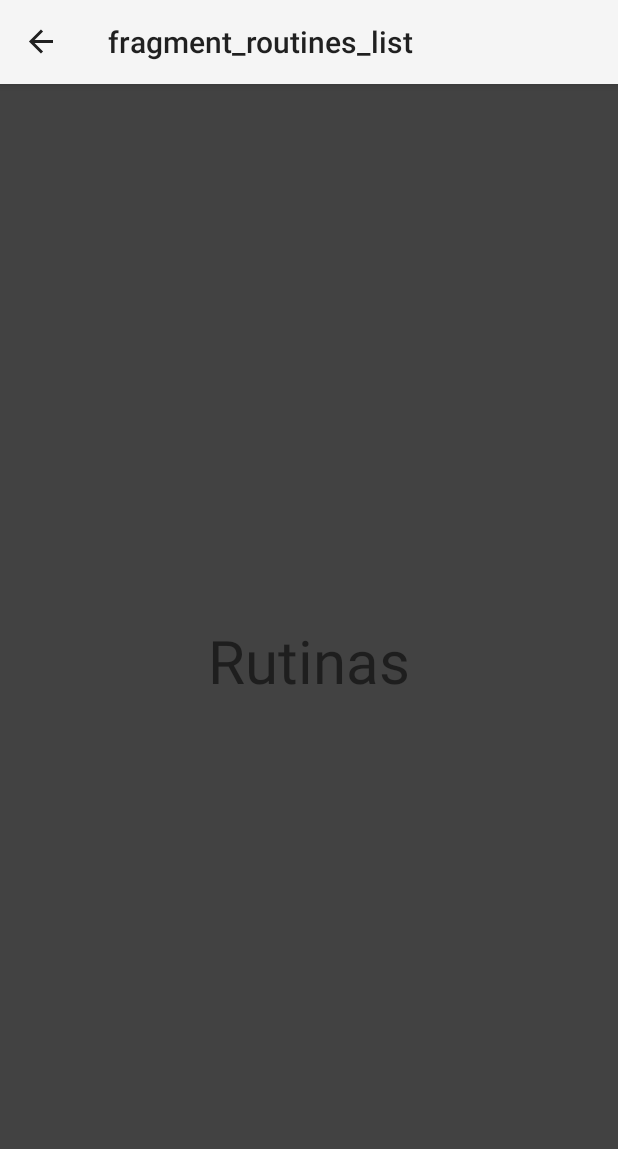
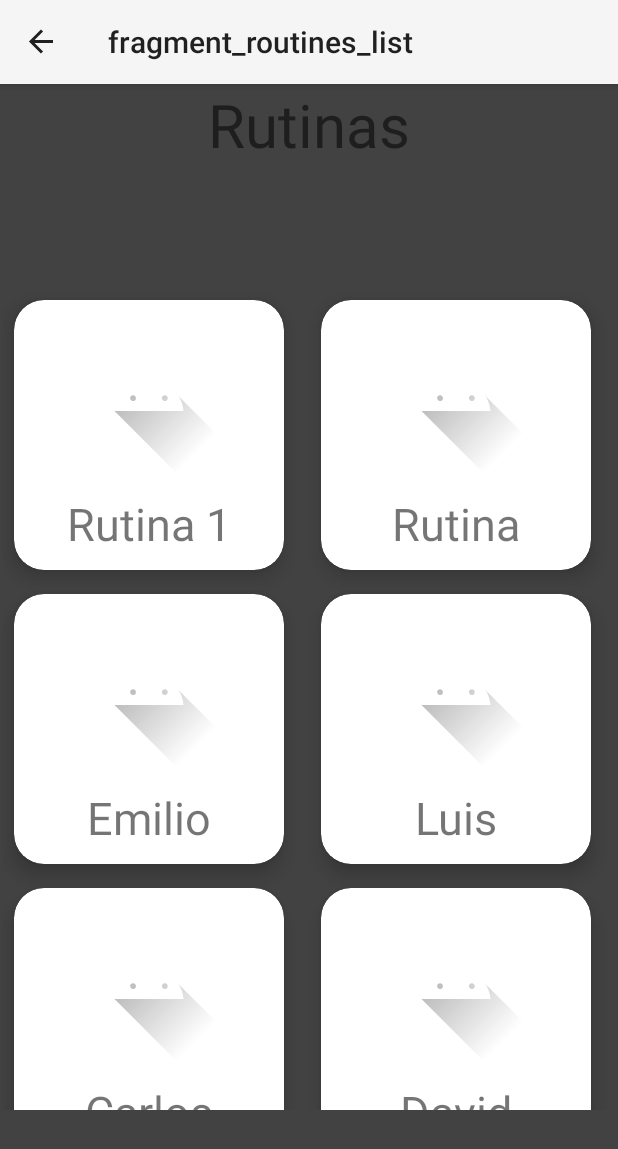
Before and after one commit to andykamin3/AppClientes, an Android app: the RoutinesListFragment screen opened through its navigation route, in the side drawer, after a tap on "Rutinas", on a phone screen of 412 x 824 dp. Shown: the top 1149 px of the screen. Run offline under Robolectric (Android 15) with nearby library versions, the phone set to English and light mode, and no system bars; our stand-ins replace navigation-ui; 1 statement that could not run was skipped.

Commit message:
Agregue recycle view rutinas

```diff
--- a/app/build.gradle
+++ b/app/build.gradle
@@ -1,6 +1,7 @@
 apply plugin: 'com.android.application'
 apply plugin: 'kotlin-android'
 apply plugin: 'kotlin-android-extensions'
+apply plugin: 'androidx.navigation.safeargs'
 
 android {
     compileSdkVersion 29
@@ -32,8 +33,8 @@ dependencies {
     implementation 'androidx.appcompat:appcompat:1.1.0'
     implementation 'androidx.constraintlayout:constraintlayout:1.1.3'
     implementation 'androidx.legacy:legacy-support-v4:1.0.0'
-    implementation 'androidx.navigation:navigation-fragment-ktx:2.2.2'
-    implementation 'androidx.navigation:navigation-ui-ktx:2.2.2'
+    implementation 'androidx.navigation:navigation-fragment-ktx:2.3.0'
+    implementation 'androidx.navigation:navigation-ui-ktx:2.3.0'
     testImplementation 'junit:junit:4.12'
     androidTestImplementation 'androidx.test.ext:junit:1.1.1'
     androidTestImplementation 'androidx.test.espresso:espresso-core:3.2.0'
--- /dev/null
+++ b/app/src/main/java/com/example/appclientes2/Adapters/AdapterRoutine.kt
@@ -0,0 +1,60 @@
+package com.example.appclientes2.Adapters
+
+import android.view.LayoutInflater
+import android.view.View
+import android.view.ViewGroup
+import android.widget.TextView
+import androidx.cardview.widget.CardView
+import androidx.recyclerview.widget.RecyclerView
+import com.example.appclientes2.Entities.Routine
+import com.example.appclientes2.R
+
+class RoutinesListAdapter (private var routinesList: MutableList<Routine>,val adapterOnClick : () -> Unit) : RecyclerView.Adapter<RoutinesListAdapter.RoutineHolder>() {
+
+    companion object {
+
+        private val TAG = "RoutineListAdapter"
+    }
+
+    class RoutineHolder(v: View) : RecyclerView.ViewHolder(v) {
+
+        private var view: View
+
+        init {
+            this.view = v
+        }
+
+        fun bindItems(model: Routine) {
+            val txt: TextView = view.findViewById(R.id.txt_name_item)
+            txt.text = model.name
+            // itemView.imageIv.setImageResource(model.image)
+        }
+
+        fun getCardLayout(): CardView {
+            return view.findViewById(R.id.card_package_item)
+        }
+    }
+
+    override fun onCreateViewHolder(parent: ViewGroup, viewType: Int): RoutineHolder {
+        val view = LayoutInflater.from(parent.context).inflate(R.layout.item_routine, parent, false)
+        return (RoutineHolder(view))
+    }
+
+    override fun getItemCount(): Int {
+        return routinesList.size
+    }
+
+    fun setData(newData: ArrayList<Routine>) {
+        this.routinesList = newData
+        this.notifyDataSetChanged()
+    }
+
+    override fun onBindViewHolder(holder: RoutineHolder, position: Int) {
+        holder.bindItems(routinesList[position])
+        holder.getCardLayout().setOnClickListener {
+            adapterOnClick()
+        }
+
+
+    }
+}
--- a/app/src/main/java/com/example/appclientes2/Entities/Routine.kt
+++ b/app/src/main/java/com/example/appclientes2/Entities/Routine.kt
@@ -1,22 +1,22 @@
 package com.example.appclientes2.Entities
 
-class Routine(name: String, intensify : String, bodyPart: String, professor: String, objective: String, duration: Int, image: String) {
+class Routine(name: String /*intensify : String, bodyPart: String, professor: String, objective: String, duration: Int, image: String*/) {
 
     lateinit var name: String
-    lateinit var intensify: String
+   /* lateinit var intensify: String
     lateinit var bodyPart: String
     lateinit var professor: String
     lateinit var objective: String
-    var duration: Int
+    var duration: Int*/
     lateinit var image: String
 
     init{
         this.name = name
-        this.intensify = intensify
+        /*this.intensify = intensify
         this.bodyPart = bodyPart
         this.professor = professor
         this.objective = objective
-        this.duration = duration
+        this.duration = duration*/
         this.image = image
 
     }
--- a/app/src/main/java/com/example/appclientes2/RoutinesFragments/RoutinesListFragment.kt
+++ b/app/src/main/java/com/example/appclientes2/RoutinesFragments/RoutinesListFragment.kt
@@ -5,15 +5,68 @@ import androidx.fragment.app.Fragment
 import android.view.LayoutInflater
 import android.view.View
 import android.view.ViewGroup
+import androidx.navigation.findNavController
+import androidx.recyclerview.widget.GridLayoutManager
+import androidx.recyclerview.widget.LinearLayoutManager
+import androidx.recyclerview.widget.RecyclerView
+import com.example.appclientes2.Adapters.RoutinesListAdapter
+import com.example.appclientes2.Entities.Routine
 import com.example.appclientes2.R
+import com.google.android.material.snackbar.Snackbar
 
 class RoutinesListFragment : Fragment() {
 
-       override fun onCreateView(
+    lateinit var v : View
+    lateinit var recRoutines : RecyclerView
+
+    var routine: MutableList<Routine> = ArrayList<Routine>()
+
+    private lateinit var routinesListAdapter: RoutinesListAdapter
+    private lateinit var gridLayoutManager : GridLayoutManager
+
+    companion object {
+        fun newInstance() = RoutinesListFragment()
+    }
+
+    override fun onCreateView(
         inflater: LayoutInflater, container: ViewGroup?,
         savedInstanceState: Bundle?
     ): View? {
-        return inflater.inflate(R.layout.fragment_routines_list, container, false)
+        // Inflate the layout for this fragment
+        v = inflater.inflate(R.layout.fragment_routines_list, container, false)
+        recRoutines= v.findViewById(R.id.rec_routines)
+        return v
+    }
+
+    override fun onActivityCreated(savedInstanceState: Bundle?) {
+        super.onActivityCreated(savedInstanceState)
+        // TODO: Use the ViewModel
+    }
+
+    override fun onStart() {
+        super.onStart()
+
+        routine.add(Routine("Rutina 1"))
+        routine.add(Routine("Rutina"))
+        routine.add(Routine("Emilio"))
+        routine.add(Routine("Luis"))
+        routine.add(Routine("Carlos"))
+        routine.add(Routine("David"))
+
+        recRoutines.setHasFixedSize(true)
+        gridLayoutManager = GridLayoutManager(context,2, LinearLayoutManager.VERTICAL,false)
+        recRoutines.layoutManager = gridLayoutManager
+        routinesListAdapter= RoutinesListAdapter(routine!!){onItemClick()}
+        //routinesListAdapter = RoutinesListAdapter(routine)
+        recRoutines.adapter = routinesListAdapter
+
+    }
+
+    public fun onItemClick(){
+        Snackbar.make(v,"click", Snackbar.LENGTH_SHORT).show()
+        val action1to2 = RoutinesListFragmentDirections.actionDestinationRoutinesToSpecificRoutineFragment()
+
+        v.findNavController().navigate(action1to2)
     }
 
 }
--- a/app/src/main/res/layout/fragment_routines_list.xml
+++ b/app/src/main/res/layout/fragment_routines_list.xml
@@ -13,8 +13,19 @@
         android:layout_height="wrap_content"
         android:text="Rutinas"
         android:textSize="40sp"
+        app:layout_constraintEnd_toEndOf="parent"
+        app:layout_constraintStart_toStartOf="parent"
+        app:layout_constraintTop_toTopOf="parent" />
+
+    <androidx.recyclerview.widget.RecyclerView
+        android:id="@+id/rec_routines"
+        android:layout_width="409dp"
+        android:layout_height="548dp"
+        android:layout_marginStart="1dp"
+        android:layout_marginEnd="1dp"
+        android:layout_marginBottom="2dp"
         app:layout_constraintBottom_toBottomOf="parent"
         app:layout_constraintEnd_toEndOf="parent"
         app:layout_constraintStart_toStartOf="parent"
-        app:layout_constraintTop_toTopOf="parent" />
+        app:layout_constraintTop_toBottomOf="@+id/textView7" />
 </androidx.constraintlayout.widget.ConstraintLayout>
--- /dev/null
+++ b/app/src/main/res/layout/item_routine.xml
@@ -0,0 +1,42 @@
+<?xml version="1.0" encoding="utf-8"?>
+<androidx.cardview.widget.CardView xmlns:android="http://schemas.android.com/apk/res/android"
+    xmlns:app="http://schemas.android.com/apk/res-auto"
+    xmlns:tools="http://schemas.android.com/tools"
+    android:id="@+id/card_package_item"
+    android:layout_width="180dp"
+    android:layout_height="180dp"
+    android:layout_margin="8dp"
+    android:backgroundTintMode="add"
+    app:cardCornerRadius="20dp"
+    app:cardElevation="8dp">
+
+
+    <androidx.constraintlayout.widget.ConstraintLayout
+        android:layout_width="match_parent"
+        android:layout_height="match_parent">
+
+        <TextView
+            android:id="@+id/txt_name_item"
+            android:layout_width="wrap_content"
+            android:layout_height="wrap_content"
+            android:text="Pepe"
+            android:textSize="30sp"
+            app:layout_constraintBottom_toBottomOf="parent"
+            app:layout_constraintEnd_toEndOf="parent"
+            app:layout_constraintStart_toStartOf="parent"
+            app:layout_constraintTop_toBottomOf="@+id/imageView" />
+
+        <ImageView
+            android:id="@+id/imageView"
+            android:layout_width="wrap_content"
+            android:layout_height="wrap_content"
+            app:layout_constraintBottom_toBottomOf="parent"
+            app:layout_constraintEnd_toEndOf="parent"
+            app:layout_constraintStart_toStartOf="parent"
+            app:layout_constraintTop_toTopOf="parent"
+            app:layout_constraintVertical_bias="0.13999999"
+            app:srcCompat="@drawable/ic_launcher_foreground" />
+
+
+    </androidx.constraintlayout.widget.ConstraintLayout>
+</androidx.cardview.widget.CardView>
--- a/build.gradle
+++ b/build.gradle
@@ -8,9 +8,9 @@ buildscript {
     dependencies {
         classpath "com.android.tools.build:gradle:4.0.0"
         classpath "org.jetbrains.kotlin:kotlin-gradle-plugin:$kotlin_version"
+        def nav_version= "2.3.0"
+        classpath "androidx.navigation:navigation-safe-args-gradle-plugin:$nav_version"
 
-        // NOTE: Do not place your application dependencies here; they belong
-        // in the individual module build.gradle files
     }
 }
 
```
